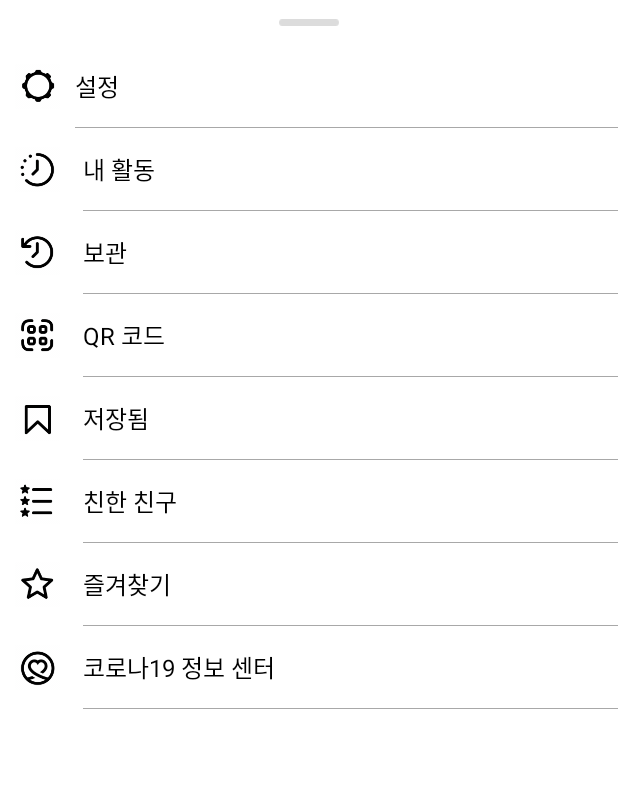
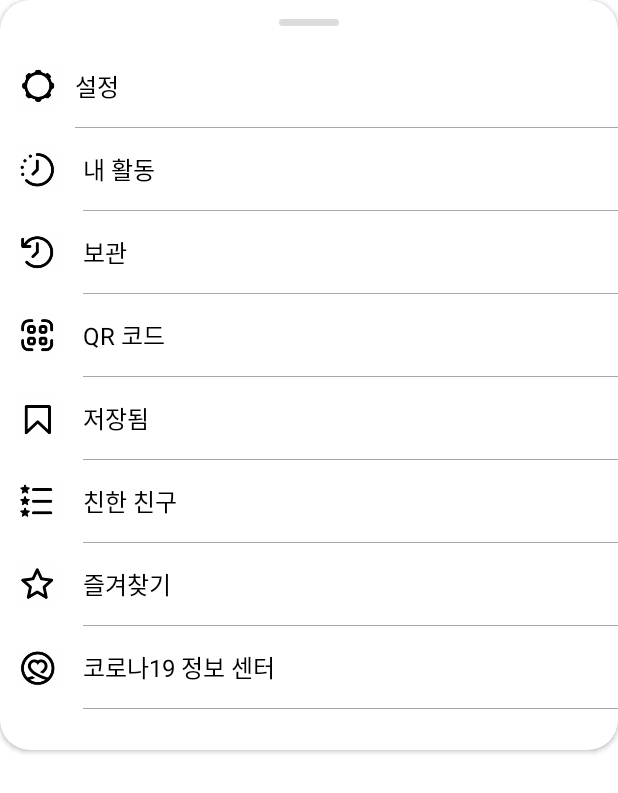
Before and after one commit to joeun-01/instagram, an Android app: the fragment ListFragment shown on its own in the app's theme, after a tap on "설정", on a phone screen of 412 x 824 dp. Shown: the top 793 px of the screen. Run offline under Robolectric (Android 15) with nearby library versions, the phone set to English and light mode, and no system bars.

Commit message:
이게머야

```diff
--- a/app/src/main/java/com/example/instagram/main/profile/ListFragment.kt
+++ b/app/src/main/java/com/example/instagram/main/profile/ListFragment.kt
@@ -5,6 +5,7 @@ import android.view.LayoutInflater
 import android.view.View
 import android.view.ViewGroup
 import androidx.fragment.app.Fragment
+import com.example.instagram.R
 import com.example.instagram.databinding.FragmentListBinding
 
 class ListFragment: Fragment() {
@@ -19,10 +20,15 @@ class ListFragment: Fragment() {
         binding = FragmentListBinding.inflate(inflater, container, false)
 
         binding.listSettingTv.setOnClickListener {
-            // SettingsFragment 로 전환!
+            // SettingsFragment로 전환
+            openSettings()
         }
 
         return binding.root
     }
 
+    //SettingsFragment로 전환하는 함수
+    private fun openSettings(){
+
+    }
 }
--- /dev/null
+++ b/app/src/main/res/drawable/background_bottomsheet.xml
@@ -0,0 +1,10 @@
+<?xml version="1.0" encoding="utf-8"?>
+<shape xmlns:android="http://schemas.android.com/apk/res/android"
+    android:shape="rectangle">
+    <solid android:color="@color/white"/>
+
+    <corners
+        android:topLeftRadius="25dp"
+        android:topRightRadius="25dp"/>
+
+</shape>
--- a/app/src/main/res/layout/fragment_list.xml
+++ b/app/src/main/res/layout/fragment_list.xml
@@ -1,11 +1,15 @@
 <?xml version="1.0" encoding="utf-8"?>
-<androidx.constraintlayout.widget.ConstraintLayout xmlns:android="http://schemas.android.com/apk/res/android"
+<androidx.cardview.widget.CardView xmlns:android="http://schemas.android.com/apk/res/android"
     xmlns:tools="http://schemas.android.com/tools"
     android:layout_width="match_parent"
-    android:layout_height="match_parent"
+    android:layout_height="500dp"
+    app:cardCornerRadius="20dp"
     xmlns:app="http://schemas.android.com/apk/res-auto"
-    android:background="@drawable/spinner_bottom"
-    android:paddingBottom="30dp">
+    android:background="@drawable/background_bottomsheet">
+
+    <androidx.constraintlayout.widget.ConstraintLayout
+        android:layout_width="match_parent"
+        android:layout_height="500dp">
 
         <ImageView
             android:id="@+id/list_iv"
@@ -275,3 +279,5 @@
             app:layout_constraintTop_toBottomOf="@id/list_covid19_tv"/>
 
     </androidx.constraintlayout.widget.ConstraintLayout>
+
+</androidx.cardview.widget.CardView>
--- a/app/src/main/res/values/themes.xml
+++ b/app/src/main/res/values/themes.xml
@@ -20,6 +20,10 @@
         <item name="windowActionBar">false</item>
         <item name="windowNoTitle">true</item>
     </style>
+
+    <style name="BottomSheetDialogTheme" parent="Theme.MaterialComponents.DayNight.DarkActionBar">
+        <item name="bottomSheetStyle">@drawable/background_bottomsheet</item>
+    </style>
 <!--    <style name="DialogCustomTheme" parent="android:Theme.Holo.Dialog.NoActionBar">-->
 <!--        <item name="android:windowBackground">@android:color/transparent</item>-->
 <!--        <item name="android:colorBackgroundCacheHint">@null</item>-->
```
Also changed, not shown: app/src/main/res/layout/fragment_create.xml (+10 -6 lines). Lines whose indentation alone changed are shown as unchanged.
